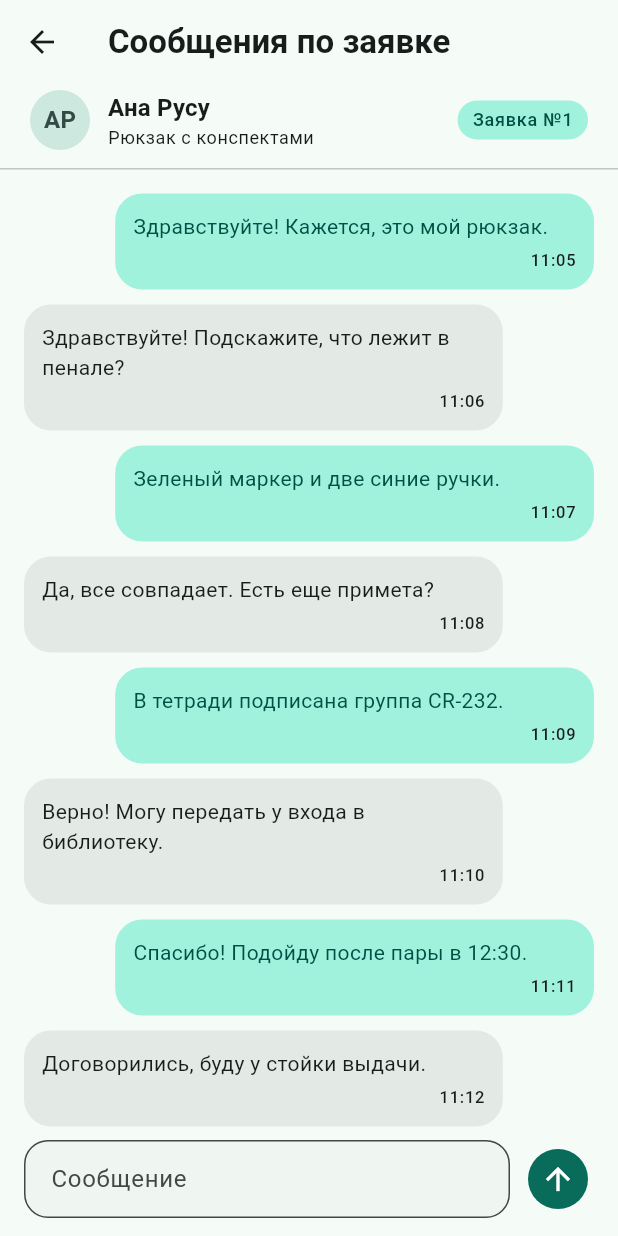
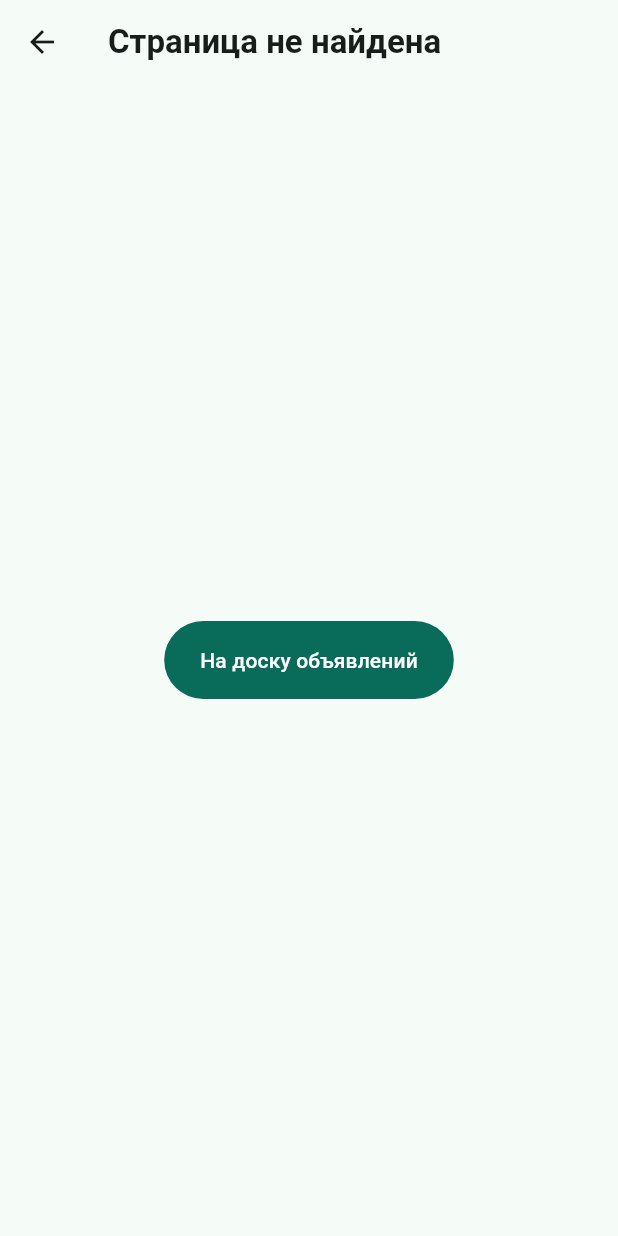
Before and after one commit to VasilievNichita/LostFound_project, a Flutter app: the MessagesScreen screen opened directly, on a phone screen of 412 x 824 dp. Run offline on Flutter 3.47's test engine with Material 3 defaults, Android fonts, the phone set to English and light mode, and no system bars; our stand-ins replace go_router.

```diff
--- a/lib/data/mock_data.dart
+++ b/lib/data/mock_data.dart
@@ -316,3 +316,10 @@ const messages = [
   ),
   Message('m8', 'c1', 'u-ana', 'Договорились, буду у стойки выдачи.', '11:12'),
 ];
+
+const userNames = {
+  'u-nichita': 'Никита Васильев',
+  'u-ana': 'Ана Русу',
+  'u-maria': 'Мария',
+  'u-ion': 'Ион',
+};
--- a/lib/main.dart
+++ b/lib/main.dart
@@ -1,6 +1,8 @@
 import 'package:flutter/material.dart';
 
-import 'screens/demo_screen.dart';
+import 'package:go_router/go_router.dart';
+
+import 'router.dart';
 
 void main() => runApp(const LostFoundApp());
 
@@ -33,14 +35,14 @@ ThemeData buildTheme() {
 }
 
 class LostFoundApp extends StatelessWidget {
-  const LostFoundApp({super.key, this.home});
-  final Widget? home;
+  const LostFoundApp({super.key, this.routerConfig});
+  final GoRouter? routerConfig;
 
   @override
-  Widget build(BuildContext context) => MaterialApp(
+  Widget build(BuildContext context) => MaterialApp.router(
     title: 'LostFound',
     debugShowCheckedModeBanner: false,
     theme: buildTheme(),
-    home: home ?? const DemoScreen(),
+    routerConfig: routerConfig ?? router,
   );
 }
--- a/lib/screens/item_form_screen.dart
+++ b/lib/screens/item_form_screen.dart
@@ -3,7 +3,8 @@ import 'package:flutter/material.dart';
 import '../data/mock_data.dart';
 
 class ItemFormScreen extends StatelessWidget {
-  const ItemFormScreen({super.key});
+  const ItemFormScreen({super.key, this.itemId});
+  final String? itemId;
 
   @override
   Widget build(BuildContext context) {
--- a/lib/screens/messages_screen.dart
+++ b/lib/screens/messages_screen.dart
@@ -1,13 +1,25 @@
 import 'package:flutter/material.dart';
 
 import '../data/mock_data.dart';
+import '../widgets/not_found_screen.dart';
 import '../widgets/status_badge.dart';
 
 class MessagesScreen extends StatelessWidget {
-  const MessagesScreen({super.key});
+  const MessagesScreen({super.key, this.claimId, this.itemId});
+  final String? claimId, itemId;
 
   @override
   Widget build(BuildContext context) {
+    final claim = claims.where((claim) => claim.id == claimId).firstOrNull;
+    final item = allItems
+        .where((item) => item.id == (claim?.itemId ?? itemId))
+        .firstOrNull;
+    if (item == null || (claimId != null && claim == null)) {
+      return const NotFoundScreen();
+    }
+    final thread = messages
+        .where((message) => message.claimId == claimId)
+        .toList();
     final theme = Theme.of(context);
     final scheme = theme.colorScheme;
     return Scaffold(
@@ -22,7 +34,7 @@ class MessagesScreen extends StatelessWidget {
                   CircleAvatar(
                     backgroundColor: scheme.secondaryContainer,
                     child: Text(
-                      'АР',
+                      'LF',
                       style: TextStyle(color: scheme.onSecondaryContainer),
                     ),
                   ),
@@ -31,15 +43,15 @@ class MessagesScreen extends StatelessWidget {
                     child: Column(
                       crossAxisAlignment: CrossAxisAlignment.start,
                       children: [
-                        Text('Ана Русу', style: theme.textTheme.titleMedium),
                         Text(
-                          foundItems.first.title,
-                          style: theme.textTheme.bodySmall,
+                          userNames[item.userId] ?? item.userId,
+                          style: theme.textTheme.titleMedium,
                         ),
+                        Text(item.title, style: theme.textTheme.bodySmall),
                       ],
                     ),
                   ),
-                  const StatusBadge(label: 'Заявка №1'),
+                  StatusBadge(label: claimId ?? 'Пример'),
                 ],
               ),
             ),
@@ -47,10 +59,10 @@ class MessagesScreen extends StatelessWidget {
             Expanded(
               child: ListView.separated(
                 padding: const EdgeInsets.all(16),
-                itemCount: messages.length,
+                itemCount: thread.length,
                 separatorBuilder: (_, _) => const SizedBox(height: 10),
                 itemBuilder: (context, index) {
-                  final message = messages[index];
+                  final message = thread[index];
                   final mine = message.senderId == currentUserId;
                   return Align(
                     alignment: mine
--- a/lib/screens/profile_screen.dart
+++ b/lib/screens/profile_screen.dart
@@ -1,4 +1,5 @@
 import 'package:flutter/material.dart';
+import 'package:go_router/go_router.dart';
 
 import '../data/mock_data.dart';
 import '../widgets/info_row.dart';
@@ -95,7 +96,7 @@ class ProfileScreen extends StatelessWidget {
           ),
           const SizedBox(height: 16),
           OutlinedButton.icon(
-            onPressed: () {},
+            onPressed: () => context.go('/login'),
             icon: const Icon(Icons.logout),
             label: const Text('Выйти из аккаунта'),
           ),
--- /dev/null
+++ b/lib/widgets/not_found_screen.dart
@@ -0,0 +1,17 @@
+import 'package:flutter/material.dart';
+import 'package:go_router/go_router.dart';
+
+class NotFoundScreen extends StatelessWidget {
+  const NotFoundScreen({super.key});
+
+  @override
+  Widget build(BuildContext context) => Scaffold(
+    appBar: AppBar(title: const Text('Страница не найдена')),
+    body: Center(
+      child: FilledButton(
+        onPressed: () => context.go('/items'),
+        child: const Text('На доску объявлений'),
+      ),
+    ),
+  );
+}
```
Also changed, not shown: lib/router.dart (added, +85 -0 lines), lib/screens/board_screen.dart (+7 -2 lines), lib/screens/claim_screen.dart (+6 -2 lines), lib/screens/demo_screen.dart (deleted, +0 -89 lines), lib/screens/item_detail_screen.dart (+24 -16 lines), lib/screens/login_screen.dart (+14 -4 lines), lib/screens/my_activity_screen.dart (+11 -1 lines), lib/widgets/app_shell.dart (added, +27 -0 lines), lib/widgets/feedback.dart (added, +7 -0 lines), lib/widgets/item_card.dart (+6 -1 lines), 2 other files.
